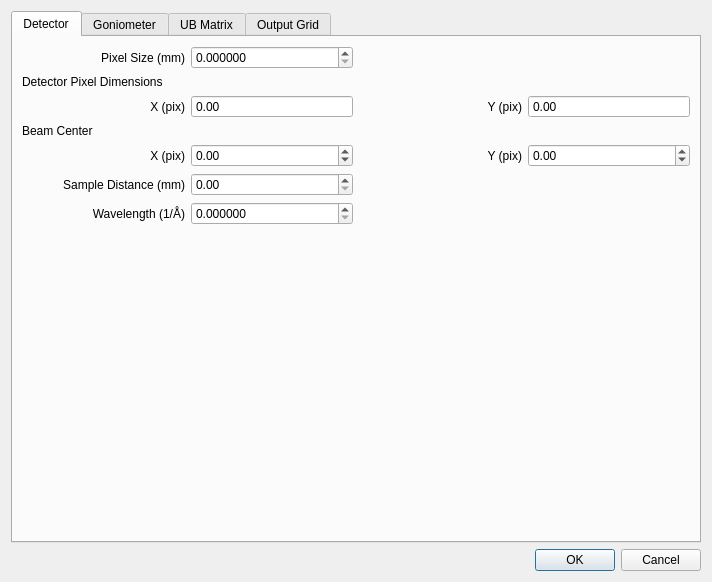
This is cctwqt/cctwqtsetuptransformdialog.ui in guyjennings/cctw as Qt 5 draws it before an edit. The edited form follows.
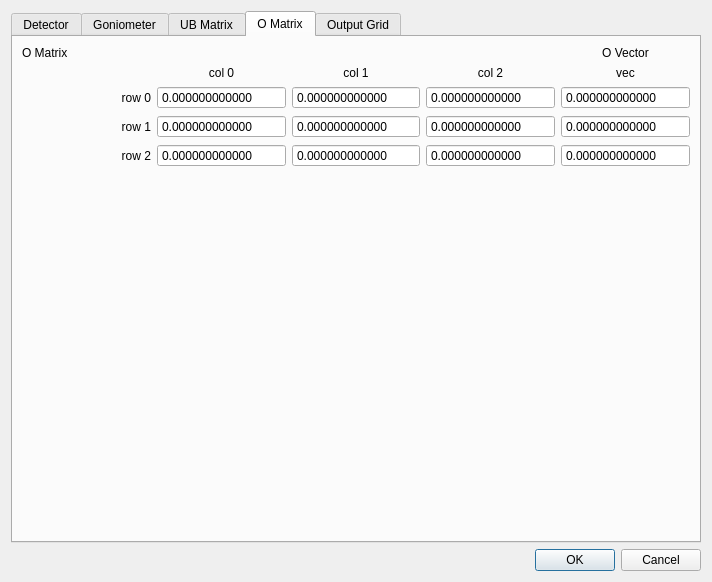
This is the edited form. The open tabs and pages were chosen to show the change.

Commit message: Provide UI to OMat and OVec

```diff
--- a/cctwqt/cctwqtsetuptransformdialog.ui
+++ b/cctwqt/cctwqtsetuptransformdialog.ui
@@ -1183,6 +1183,341 @@
        </item>
       </layout>
      </widget>
+     <widget class="QWidget" name="m_OMatrixTab">
+      <attribute name="title">
+       <string>O Matrix</string>
+      </attribute>
+      <layout class="QGridLayout" name="gridLayout_6">
+       <item row="0" column="0" colspan="4">
+        <widget class="QLabel" name="label_66">
+         <property name="text">
+          <string>O Matrix</string>
+         </property>
+        </widget>
+       </item>
+       <item row="0" column="4">
+        <widget class="QLabel" name="label_70">
+         <property name="text">
+          <string>O Vector</string>
+         </property>
+         <property name="alignment">
+          <set>Qt::AlignCenter</set>
+         </property>
+        </widget>
+       </item>
+       <item row="1" column="1">
+        <widget class="QLabel" name="label_64">
+         <property name="text">
+          <string>col 0</string>
+         </property>
+         <property name="alignment">
+          <set>Qt::AlignCenter</set>
+         </property>
+        </widget>
+       </item>
+       <item row="1" column="2">
+        <widget class="QLabel" name="label_55">
+         <property name="text">
+          <string>col 1</string>
+         </property>
+         <property name="alignment">
+          <set>Qt::AlignCenter</set>
+         </property>
+        </widget>
+       </item>
+       <item row="1" column="3">
+        <widget class="QLabel" name="label_68">
+         <property name="text">
+          <string>col 2</string>
+         </property>
+         <property name="alignment">
+          <set>Qt::AlignCenter</set>
+         </property>
+        </widget>
+       </item>
+       <item row="1" column="4">
+        <widget class="QLabel" name="label_69">
+         <property name="text">
+          <string>vec</string>
+         </property>
+         <property name="alignment">
+          <set>Qt::AlignCenter</set>
+         </property>
+        </widget>
+       </item>
+       <item row="2" column="0">
+        <widget class="QLabel" name="label_65">
+         <property name="text">
+          <string>row 0</string>
+         </property>
+         <property name="alignment">
+          <set>Qt::AlignRight|Qt::AlignTrailing|Qt::AlignVCenter</set>
+         </property>
+        </widget>
+       </item>
+       <item row="2" column="1">
+        <widget class="QDoubleSpinBox" name="m_OMat00">
+         <property name="buttonSymbols">
+          <enum>QAbstractSpinBox::NoButtons</enum>
+         </property>
+         <property name="decimals">
+          <number>12</number>
+         </property>
+         <property name="minimum">
+          <double>-100000.000000000000000</double>
+         </property>
+         <property name="maximum">
+          <double>100000.000000000000000</double>
+         </property>
+         <property name="singleStep">
+          <double>0.100000000000000</double>
+         </property>
+        </widget>
+       </item>
+       <item row="2" column="2">
+        <widget class="QDoubleSpinBox" name="m_OMat01">
+         <property name="buttonSymbols">
+          <enum>QAbstractSpinBox::NoButtons</enum>
+         </property>
+         <property name="decimals">
+          <number>12</number>
+         </property>
+         <property name="minimum">
+          <double>-100000.000000000000000</double>
+         </property>
+         <property name="maximum">
+          <double>100000.000000000000000</double>
+         </property>
+         <property name="singleStep">
+          <double>0.100000000000000</double>
+         </property>
+        </widget>
+       </item>
+       <item row="2" column="3">
+        <widget class="QDoubleSpinBox" name="m_OMat02">
+         <property name="buttonSymbols">
+          <enum>QAbstractSpinBox::NoButtons</enum>
+         </property>
+         <property name="decimals">
+          <number>12</number>
+         </property>
+         <property name="minimum">
+          <double>-100000.000000000000000</double>
+         </property>
+         <property name="maximum">
+          <double>100000.000000000000000</double>
+         </property>
+         <property name="singleStep">
+          <double>0.100000000000000</double>
+         </property>
+        </widget>
+       </item>
+       <item row="2" column="4">
+        <widget class="QDoubleSpinBox" name="m_OVec0">
+         <property name="buttonSymbols">
+          <enum>QAbstractSpinBox::NoButtons</enum>
+         </property>
+         <property name="decimals">
+          <number>12</number>
+         </property>
+         <property name="minimum">
+          <double>-100000.000000000000000</double>
+         </property>
+         <property name="maximum">
+          <double>100000.000000000000000</double>
+         </property>
+         <property name="singleStep">
+          <double>0.100000000000000</double>
+         </property>
+        </widget>
+       </item>
+       <item row="3" column="0">
+        <widget class="QLabel" name="label_56">
+         <property name="text">
+          <string>row 1</string>
+         </property>
+         <property name="alignment">
+          <set>Qt::AlignRight|Qt::AlignTrailing|Qt::AlignVCenter</set>
+         </property>
+        </widget>
+       </item>
+       <item row="3" column="1">
+        <widget class="QDoubleSpinBox" name="m_OMat10">
+         <property name="buttonSymbols">
+          <enum>QAbstractSpinBox::NoButtons</enum>
+         </property>
+         <property name="decimals">
+          <number>12</number>
+         </property>
+         <property name="minimum">
+          <double>-100000.000000000000000</double>
+         </property>
+         <property name="maximum">
+          <double>100000.000000000000000</double>
+         </property>
+         <property name="singleStep">
+          <double>0.100000000000000</double>
+         </property>
+        </widget>
+       </item>
+       <item row="3" column="2">
+        <widget class="QDoubleSpinBox" name="m_OMat11">
+         <property name="buttonSymbols">
+          <enum>QAbstractSpinBox::NoButtons</enum>
+         </property>
+         <property name="decimals">
+          <number>12</number>
+         </property>
+         <property name="minimum">
+          <double>-100000.000000000000000</double>
+         </property>
+         <property name="maximum">
+          <double>100000.000000000000000</double>
+         </property>
+         <property name="singleStep">
+          <double>0.100000000000000</double>
+         </property>
+        </widget>
+       </item>
+       <item row="3" column="3">
+        <widget class="QDoubleSpinBox" name="m_OMat12">
+         <property name="buttonSymbols">
+          <enum>QAbstractSpinBox::NoButtons</enum>
+         </property>
+         <property name="decimals">
+          <number>12</number>
+         </property>
+         <property name="minimum">
+          <double>-100000.000000000000000</double>
+         </property>
+         <property name="maximum">
+          <double>100000.000000000000000</double>
+         </property>
+         <property name="singleStep">
+          <double>0.100000000000000</double>
+         </property>
+        </widget>
+       </item>
+       <item row="3" column="4">
+        <widget class="QDoubleSpinBox" name="m_OVec1">
+         <property name="buttonSymbols">
+          <enum>QAbstractSpinBox::NoButtons</enum>
+         </property>
+         <property name="decimals">
+          <number>12</number>
+         </property>
+         <property name="minimum">
+          <double>-100000.000000000000000</double>
+         </property>
+         <property name="maximum">
+          <double>100000.000000000000000</double>
+         </property>
+         <property name="singleStep">
+          <double>0.100000000000000</double>
+         </property>
+        </widget>
+       </item>
+       <item row="4" column="0">
+        <widget class="QLabel" name="label_67">
+         <property name="text">
+          <string>row 2</string>
+         </property>
+         <property name="alignment">
+          <set>Qt::AlignRight|Qt::AlignTrailing|Qt::AlignVCenter</set>
+         </property>
+        </widget>
+       </item>
+       <item row="4" column="1">
+        <widget class="QDoubleSpinBox" name="m_OMat20">
+         <property name="buttonSymbols">
+          <enum>QAbstractSpinBox::NoButtons</enum>
+         </property>
+         <property name="decimals">
+          <number>12</number>
+         </property>
+         <property name="minimum">
+          <double>-100000.000000000000000</double>
+         </property>
+         <property name="maximum">
+          <double>100000.000000000000000</double>
+         </property>
+         <property name="singleStep">
+          <double>0.100000000000000</double>
+         </property>
+        </widget>
+       </item>
+       <item row="4" column="2">
+        <widget class="QDoubleSpinBox" name="m_OMat21">
+         <property name="buttonSymbols">
+          <enum>QAbstractSpinBox::NoButtons</enum>
+         </property>
+         <property name="decimals">
+          <number>12</number>
+         </property>
+         <property name="minimum">
+          <double>-100000.000000000000000</double>
+         </property>
+         <property name="maximum">
+          <double>100000.000000000000000</double>
+         </property>
+         <property name="singleStep">
+          <double>0.100000000000000</double>
+         </property>
+        </widget>
+       </item>
+       <item row="4" column="3">
+        <widget class="QDoubleSpinBox" name="m_OMat22">
+         <property name="buttonSymbols">
+          <enum>QAbstractSpinBox::NoButtons</enum>
+         </property>
+         <property name="decimals">
+          <number>12</number>
+         </property>
+         <property name="minimum">
+          <double>-100000.000000000000000</double>
+         </property>
+         <property name="maximum">
+          <double>100000.000000000000000</double>
+         </property>
+         <property name="singleStep">
+          <double>0.100000000000000</double>
+         </property>
+        </widget>
+       </item>
+       <item row="4" column="4">
+        <widget class="QDoubleSpinBox" name="m_OVec2">
+         <property name="buttonSymbols">
+          <enum>QAbstractSpinBox::NoButtons</enum>
+         </property>
+         <property name="decimals">
+          <number>12</number>
+         </property>
+         <property name="minimum">
+          <double>-100000.000000000000000</double>
+         </property>
+         <property name="maximum">
+          <double>100000.000000000000000</double>
+         </property>
+         <property name="singleStep">
+          <double>0.100000000000000</double>
+         </property>
+        </widget>
+       </item>
+       <item row="5" column="0" colspan="5">
+        <spacer name="verticalSpacer_5">
+         <property name="orientation">
+          <enum>Qt::Vertical</enum>
+         </property>
+         <property name="sizeHint" stdset="0">
+          <size>
+           <width>608</width>
+           <height>314</height>
+          </size>
+         </property>
+        </spacer>
+       </item>
+      </layout>
+     </widget>
      <widget class="QWidget" name="tab_2">
       <attribute name="title">
        <string>Output Grid</string>
```
Left out of the diff: 2 changed lines with no effect on the pictures. The commit also changes 1 other file.
